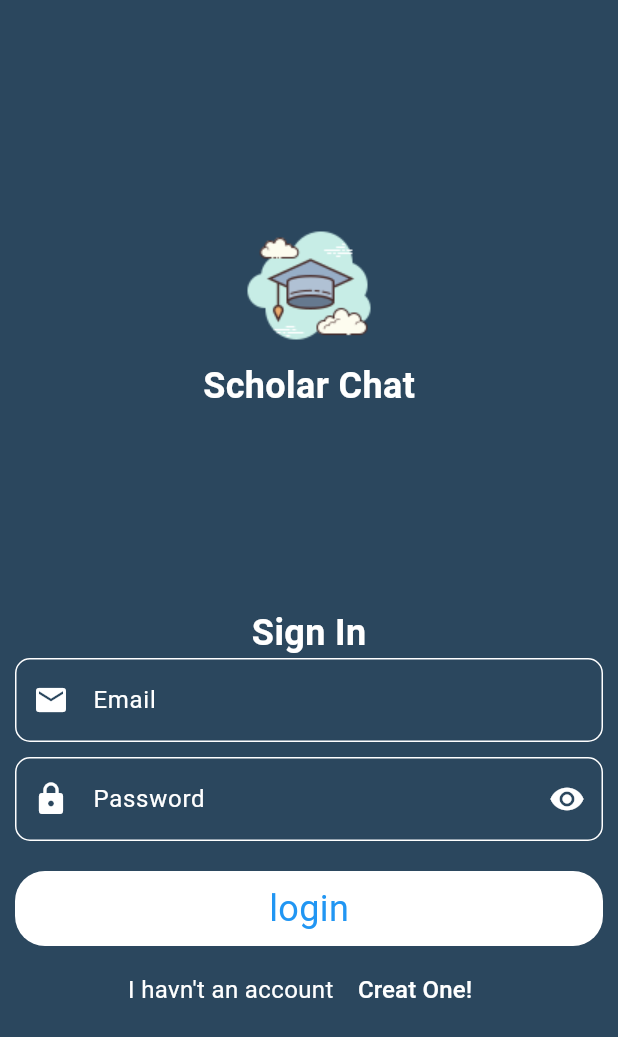
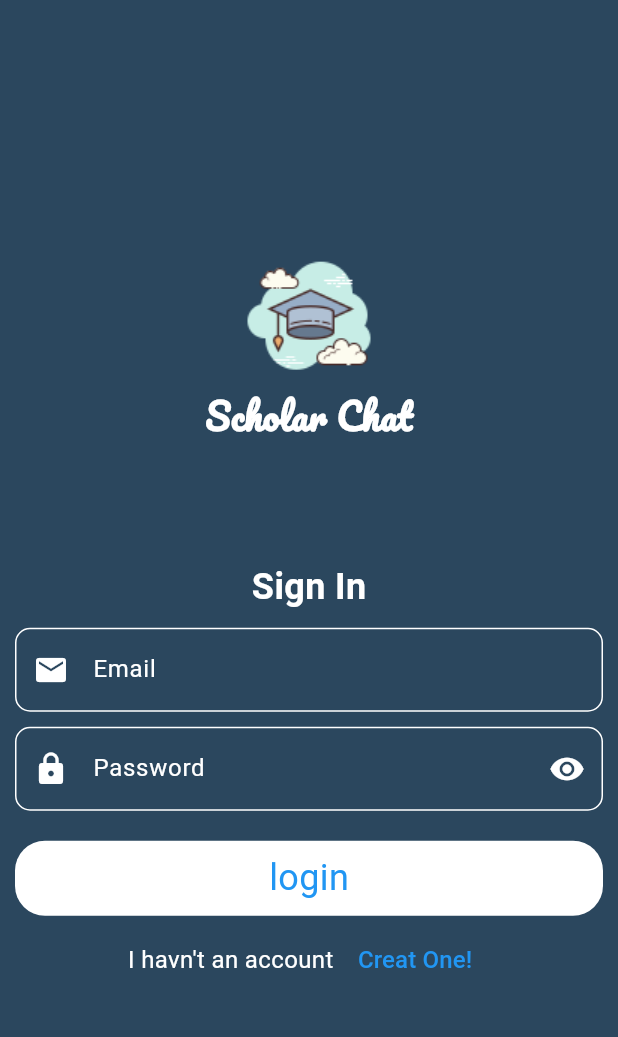
Before and after one commit to Abdo-Elsabagh/chat--app, a Flutter app: the screen it shows after launch, on a phone screen of 412 x 824 dp. Shown: the top 1037 px of the screen. Run offline on Flutter 3.47's test engine with Material 3 defaults, Android fonts, the phone set to English and light mode, and no system bars.

Commit message:
add custom widgets

```diff
--- a/lib/screen/login_screen.dart
+++ b/lib/screen/login_screen.dart
@@ -1,21 +1,28 @@
+import 'package:chat_app/widgets/custom_button.dart';
+import 'package:chat_app/widgets/custom_text_field.dart';
 import 'package:flutter/material.dart';
 
-class LoginScreen extends StatelessWidget {
+class LoginScreen extends StatefulWidget {
   const LoginScreen({super.key});
 
+  @override
+  State<LoginScreen> createState() => _LoginScreenState();
+}
+
+class _LoginScreenState extends State<LoginScreen> {
+  @override
+  bool isVisable = true;
   @override
   Widget build(BuildContext context) {
     return Scaffold(
       backgroundColor: const Color(0xff2B475E),
-      body: Padding(
+      body: Center(
+        child: SingleChildScrollView(
+          child: Padding(
             padding: const EdgeInsets.all(10.0),
-        child: Center(
             child: Column(
               mainAxisAlignment: MainAxisAlignment.center,
               children: [
-              const Spacer(
-                flex: 1,
-              ),
                 Image.asset(
                   'assets/images/scholar.png',
                   width: 100,
@@ -26,10 +33,11 @@ class LoginScreen extends StatelessWidget {
                   style: TextStyle(
                       color: Colors.white,
                       fontSize: 24,
-                    fontWeight: FontWeight.bold),
+                      fontWeight: FontWeight.bold,
+                      fontFamily: 'Pacifico'),
                 ),
-              const Spacer(
-                flex: 1,
+                const SizedBox(
+                  height: 80,
                 ),
                 const Text(
                   'Sign In',
@@ -38,44 +46,37 @@ class LoginScreen extends StatelessWidget {
                       fontSize: 24,
                       fontWeight: FontWeight.bold),
                 ),
-              const TextField(
-                style: TextStyle(
-                  color: Colors.white,
+                const SizedBox(
+                  height: 10,
                 ),
-                decoration: InputDecoration(
-                    prefixIcon: Icon(Icons.email),
-                    label: Text('Email'),
-                    hintText: 'Enter your Email'),
+                CstomTextFiled(
+                  prefixIco: const Icon(Icons.email),
+                  labeText: 'Email',
+                  hinttext: 'Enter your Email',
                 ),
                 const SizedBox(height: 10),
-              const TextField(
-                style: TextStyle(
-                  color: Colors.white,
-                ),
-                decoration: InputDecoration(
-                    prefixIcon: Icon(Icons.lock),
-                    suffixIcon: Icon(Icons.remove_red_eye),
-                    label: Text('Password'),
-                    hintText: 'Enter your Password'),
+                CstomTextFiled(
+                  keyboardType: TextInputType.visiblePassword,
+                  isVisible: isVisable,
+                  suffixIcon: IconButton(
+                      onPressed: () {
+                        setState(() {
+                          isVisable = !isVisable;
+                        });
+                      },
+                      icon: Icon((isVisable)
+                          ? Icons.remove_red_eye
+                          : Icons.visibility_off_rounded)),
+                  prefixIco: const Icon(Icons.lock),
+                  hinttext: 'Enter your Password',
+                  labeText: 'Password',
                 ),
                 const SizedBox(
                   height: 20,
                 ),
-              GestureDetector(
-                onTap: () {},
-                child: Container(
-                  height: 50,
-                  alignment: Alignment.center,
-                  width: double.infinity,
-                  margin: const EdgeInsets.all(0),
-                  decoration: BoxDecoration(
-                      color: Colors.white,
-                      borderRadius: BorderRadius.circular(20)),
-                  child: const Text(
-                    'login',
-                    style: TextStyle(color: Colors.blue, fontSize: 24),
-                  ),
-                ),
+                CustomButton(
+                  onTop: () {},
+                  textButton: 'login',
                 ),
                 const SizedBox(
                   height: 5,
@@ -96,14 +97,12 @@ class LoginScreen extends StatelessWidget {
                         },
                         child: const Text(
                           'Creat One!',
-                        style: TextStyle(color: Colors.white, fontSize: 16),
+                          style: TextStyle(color: Colors.blue, fontSize: 16),
                         ))
                   ],
                 ),
-              const Spacer(
-                flex: 1,
+              ],
             ),
-            ],
           ),
         ),
       ),
--- /dev/null
+++ b/lib/widgets/custom_button.dart
@@ -0,0 +1,25 @@
+import 'package:flutter/material.dart';
+
+class CustomButton extends StatelessWidget {
+  CustomButton({super.key, required this.onTop, this.textButton});
+  VoidCallback? onTop;
+  String? textButton;
+  @override
+  Widget build(BuildContext context) {
+    return GestureDetector(
+      onTap: onTop,
+      child: Container(
+        height: 50,
+        alignment: Alignment.center,
+        width: double.infinity,
+        margin: const EdgeInsets.all(0),
+        decoration: BoxDecoration(
+            color: Colors.white, borderRadius: BorderRadius.circular(20)),
+        child: Text(
+          textButton!,
+          style: const TextStyle(color: Colors.blue, fontSize: 24),
+        ),
+      ),
+    );
+  }
+}
--- /dev/null
+++ b/lib/widgets/custom_text_field.dart
@@ -0,0 +1,33 @@
+import 'package:flutter/material.dart';
+
+class CstomTextFiled extends StatelessWidget {
+  CstomTextFiled({
+    super.key,
+    this.hinttext,
+    this.labeText,
+    this.prefixIco,
+    this.suffixIcon,
+    this.keyboardType,
+    this.isVisible = false,
+  });
+  String? labeText;
+  String? hinttext;
+  Icon? prefixIco;
+  IconButton? suffixIcon;
+  TextInputType? keyboardType;
+  bool isVisible;
+  @override
+  Widget build(BuildContext context) {
+    return TextField(
+        keyboardType: keyboardType,
+        obscureText: isVisible,
+        style: const TextStyle(
+          color: Colors.white,
+        ),
+        decoration: InputDecoration(
+            prefixIcon: prefixIco,
+            labelText: labeText,
+            hintText: hinttext,
+            suffixIcon: suffixIcon));
+  }
+}
```
Lines whose indentation alone changed are shown as unchanged.
